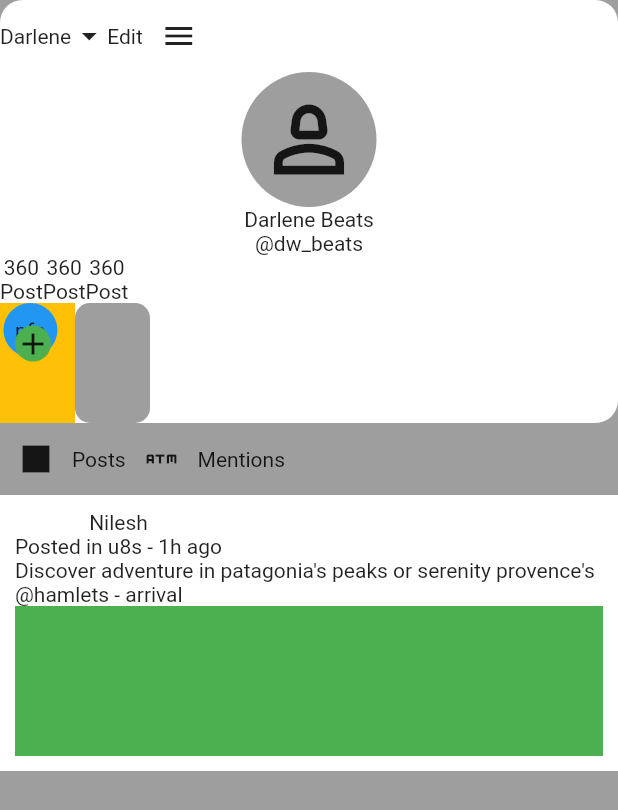
After one commit to ertjgkdo/Flutter, a Flutter app: the MyProfile screen opened directly, on a phone screen of 412 x 824 dp. The commit adds this screen. Shown: the top 810 px of the screen. Run offline on Flutter 3.47's test engine with Material 3 defaults, Android fonts, the phone set to English and light mode, and no system bars.

Commit message:
Minor changes in the previous screen, Creating a new screen(Social media profile screen)

```diff
--- a/lib/features/BitcoinApp/presentation/widgets/home.dart
+++ b/lib/features/BitcoinApp/presentation/widgets/home.dart
@@ -363,55 +363,52 @@ class _BottomBarState extends State<BottomBar> {
   bool profileSelected = false;
   @override
   Widget build(BuildContext context) {
-    return Expanded(
-      child: Container(
-          padding: const EdgeInsets.symmetric(horizontal: 30),
+    return Container(
+        color: Colors.transparent,
+        // padding: const EdgeInsets.symmetric(horizontal: 70),
         child: Container(
           decoration: const BoxDecoration(
               borderRadius: BorderRadius.all(Radius.circular(20)),
               color: Color.fromRGBO(37, 37, 38, 1)),
           child: Row(
+            mainAxisSize: MainAxisSize.min,
             children: [
-                Expanded(
-                    child: bottomBarIcons(
+              bottomBarIcons(
                   icon: Icons.home_outlined,
-                        label: "Home",
+                  label: "Homehomehomehome",
                   isSelected: homeSelected,
                   onPressed: () {
                     setState(() {
-                            homeSelected = true;
+                      homeSelected = !homeSelected;
                       walletSelected = false;
                       profileSelected = false;
                     });
-                        })),
-                Expanded(
-                    child: bottomBarIcons(
+                  }),
+              bottomBarIcons(
                   icon: Icons.wallet,
                   label: "Wallet",
                   isSelected: walletSelected,
                   onPressed: () {
                     setState(() {
-                            walletSelected = true;
+                      walletSelected = !walletSelected;
                       homeSelected = false;
                       profileSelected = false;
                     });
-                        })),
-                Expanded(
-                    child: bottomBarIcons(
+                  }),
+              bottomBarIcons(
                   icon: Icons.person,
                   label: "Profile",
                   isSelected: profileSelected,
                   onPressed: () {
                     setState(() {
-                            profileSelected = true;
+                      profileSelected = !profileSelected;
                       homeSelected = false;
                       walletSelected = false;
                     });
-                        })),
+                  }),
             ],
           ),
-          )),
-    );
+        ));
   }
 
   Widget bottomBarIcons(
@@ -435,8 +432,9 @@ class _BottomBarState extends State<BottomBar> {
                 color: isSelected ? Colors.black : Colors.white,
               )),
         ),
+        if (isSelected)
           Text(
-          isSelected ? label : "",
+            label,
             style: const TextStyle(color: Colors.white, fontSize: 14),
           )
       ],
--- /dev/null
+++ b/lib/features/ProfileScreen/presentation/widgets/profile.dart
@@ -0,0 +1,162 @@
+import 'package:flutter/material.dart';
+
+class MyProfile extends StatelessWidget {
+  const MyProfile({super.key});
+
+  @override
+  Widget build(BuildContext context) {
+    return Scaffold(
+      body: Container(
+        color: Colors.grey,
+        child: Column(
+          children: [
+            Container(
+              decoration: const BoxDecoration(
+                borderRadius: BorderRadius.all(Radius.circular(15)),
+                color: Colors.white,
+              ),
+              child: Column(
+                children: [
+                  Row(
+                    children: [
+                      const Text("Darlene"),
+                      const Icon(Icons.arrow_drop_down),
+                      Container(
+                        decoration: const BoxDecoration(
+                            borderRadius:
+                                BorderRadius.all(Radius.circular(20))),
+                        child: const Text("Edit"),
+                      ),
+                      IconButton(
+                        onPressed: () {},
+                        icon: const Icon(Icons.menu),
+                      ),
+                    ],
+                  ),
+                  Container(
+                      padding: const EdgeInsets.all(10),
+                      height: 90,
+                      width: double.infinity,
+                      decoration: const BoxDecoration(
+                        shape: BoxShape.circle,
+                        color: Colors.grey,
+                        // image: user.profilePicture != null
+                        //     ? DecorationImage(
+                        //         image: NetworkImage(
+                        //         user.profilePicture!,
+                        //       ))
+                        //     : null
+                      ),
+                      child: const Icon(
+                        Icons.person_2_outlined,
+                        size: 70,
+                      )),
+                  const Text("Darlene Beats"),
+                  const Text("@dw_beats"),
+                  Container(
+                    child: const Row(
+                      children: [
+                        Column(
+                          children: [Text("360"), Text("Post")],
+                        ),
+                        Column(
+                          children: [Text("360"), Text("Post")],
+                        ),
+                        Column(
+                          children: [Text("360"), Text("Post")],
+                        )
+                      ],
+                    ),
+                  ),
+                  Row(children: [
+                    Stack(children: [
+                      Container(
+                        width: 50,
+                        height: 80,
+                        color: Colors.amber,
+                      ),
+                      Container(
+                        padding: const EdgeInsets.all(10),
+                        alignment: Alignment.center,
+                        decoration: const BoxDecoration(
+                          shape: BoxShape.circle,
+                          color: Colors.blue,
+                        ),
+                        child: const Text("pfp"),
+                      ),
+                      Container(
+                        margin: const EdgeInsets.only(top: 15, left: 10),
+                        decoration: const BoxDecoration(
+                          shape: BoxShape.circle,
+                          color: Colors.green,
+                        ),
+                        child: const Icon(Icons.add),
+                      )
+                    ]),
+                    Container(
+                      width: 50,
+                      height: 80,
+                      decoration: const BoxDecoration(
+                          borderRadius: BorderRadius.all(Radius.circular(10)),
+                          color: Colors.grey),
+                    )
+                  ]),
+                ],
+              ),
+            ),
+            Row(children: [
+              Container(
+                child: Row(children: [
+                  IconButton(
+                    icon: Icon(Icons.square),
+                    onPressed: () {},
+                  ),
+                  Text("Posts")
+                ]),
+              ),
+              Container(
+                child: Row(children: [
+                  IconButton(
+                    icon: Icon(Icons.atm),
+                    onPressed: () {},
+                  ),
+                  Text("Mentions")
+                ]),
+              )
+            ]),
+            Container(
+              color: Colors.white,
+              padding: EdgeInsets.all(10),
+              child: Column(
+                children: [
+                  Row(
+                    children: [
+                      Container(
+                        decoration: BoxDecoration(
+                          shape: BoxShape.circle,
+                          color: Colors.grey,
+                        ),
+                      ),
+                      Column(
+                        children: [
+                          Text("Nilesh"),
+                          Text("Posted in u8s - 1h ago")
+                        ],
+                      )
+                    ],
+                  ),
+                  Text(
+                      "Discover adventure in patagonia's peaks or serenity provence's @hamlets - arrival"),
+                  Container(
+                    height: 100,
+                    color: Colors.green,
+                  )
+                ],
+              ),
+            )
+          ],
+        ),
+      ),
+    );
+  }
+}
--- a/lib/features/mainScreen/presentation/widgets/screens.dart
+++ b/lib/features/mainScreen/presentation/widgets/screens.dart
@@ -5,6 +5,7 @@ import 'package:newproject/features/BitcoinApp/presentation/widgets/home.dart';
 import 'package:newproject/features/HardwareMobileApp/domain/specs_model.dart';
 import 'package:newproject/features/HardwareMobileApp/domain/user_model.dart';
 import 'package:newproject/features/HardwareMobileApp/presentation/widgets/hardware_app.dart';
+import 'package:newproject/features/ProfileScreen/presentation/widgets/profile.dart';
 import 'package:newproject/features/rowColumns/presentation/widgets/columns.dart';
 import 'package:newproject/features/ChallengeBox/presentation/widgets/challengebox.dart';
 import 'package:newproject/features/ChallengeBox/presentation/widgets/task.dart';
@@ -192,6 +193,12 @@ class Screens extends StatelessWidget {
                                 "https://i.pinimg.com/236x/f3/85/d7/f385d78eba93e8b768bcc04bf96fe5a5.jpg")),
                   ]),
                 )),
+            buildItem(context,
+                title: "Full screen fourth task",
+                subtitle: "Profile screen for a social media app?",
+                icon: Icons.add_box,
+                number: 3,
+                widget: MyProfile()),
           ],
         ),
       ),
```
Also changed, not shown: lib/features/ProfileScreen/profile.jpeg (added). Lines whose indentation alone changed are shown as unchanged.
